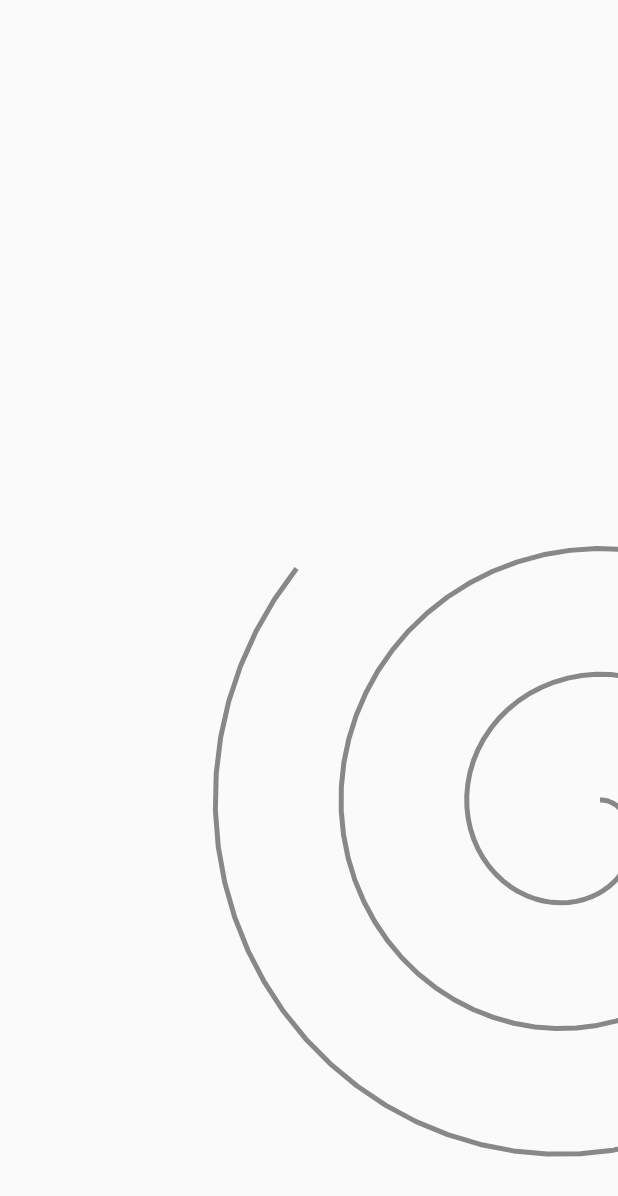
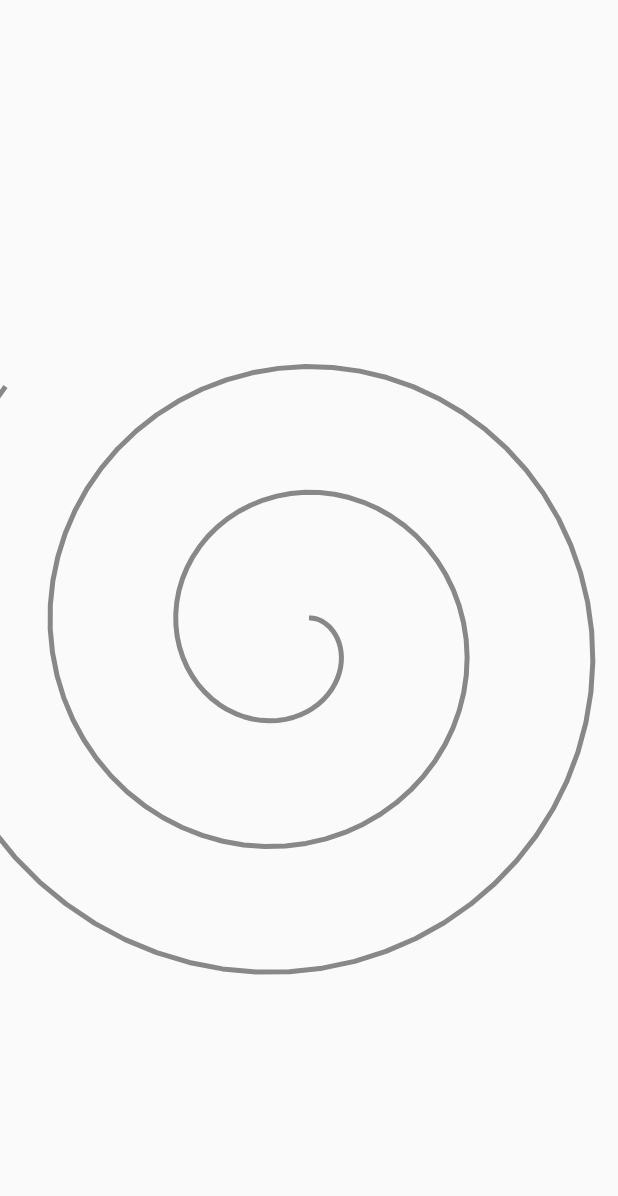
Before and after one commit to Issam-b/StopIt, an Android app: the screen it shows after launch (MainActivity), on a phone screen of 412 x 824 dp. Shown: the top 1196 px of the screen. Run offline under Robolectric (Android 15) with nearby library versions, the phone set to English and light mode, and no system bars.

Commit message:
Save coordinates of original path and drawn one, and callibrate sampling size.

```diff
--- a/app/src/main/java/com/ubicomp/stopit/stopit/MainActivity.java
+++ b/app/src/main/java/com/ubicomp/stopit/stopit/MainActivity.java
@@ -1,37 +1,38 @@
 package com.ubicomp.stopit.stopit;
 
-import android.graphics.Canvas;
 import android.os.Build;
 import android.os.Bundle;
 import android.support.v7.app.AppCompatActivity;
-import android.view.ViewTreeObserver;
-import android.widget.ImageView;
+import android.util.DisplayMetrics;
 import android.widget.RelativeLayout;
-
 import com.ubicomp.stopit.stopit.views.DrawSpiralCanvas;
 import com.ubicomp.stopit.stopit.views.InitializeBackground;
 
 public class MainActivity extends AppCompatActivity {
 
     RelativeLayout layout;
-    Canvas canvas;
+    DisplayMetrics metrics;
+    int width = 0;
+    int height = 0;
+
     @Override
     protected void onCreate(Bundle savedInstanceState) {
         super.onCreate(savedInstanceState);
 
         setContentView(R.layout.activity_main);
-        final InitializeBackground spiralBackground = new InitializeBackground(this, 600, 800);
+
+        metrics = new DisplayMetrics();
+        getWindowManager().getDefaultDisplay().getMetrics(metrics);
+
+        height = metrics.heightPixels;
+        width = metrics.widthPixels;
+        final InitializeBackground spiralBackground = new InitializeBackground(this, width, height);
 
         DrawSpiralCanvas draw = new DrawSpiralCanvas(this);
 
         if (Build.VERSION.SDK_INT >= Build.VERSION_CODES.JELLY_BEAN) {
             draw.setBackground(spiralBackground.getBackground());
+            setContentView(draw);
         }
-        if (Build.VERSION.SDK_INT >= Build.VERSION_CODES.JELLY_BEAN) {
-
-        setContentView(draw);
-        }
-
-
-
-    }}
+    }
+}
--- a/app/src/main/java/com/ubicomp/stopit/stopit/views/InitializeBackground.java
+++ b/app/src/main/java/com/ubicomp/stopit/stopit/views/InitializeBackground.java
@@ -1,6 +1,7 @@
 package com.ubicomp.stopit.stopit.views;
 
 import android.content.Context;
+import android.content.SharedPreferences;
 import android.graphics.Canvas;
 import android.graphics.Color;
 import android.graphics.ColorFilter;
@@ -16,47 +17,64 @@ import android.util.Log;
 import android.view.View;
 import android.view.ViewGroup;
 
+import com.ubicomp.stopit.stopit.R;
+
+import java.util.ArrayList;
+import java.util.List;
+
+import static android.provider.Settings.System.getString;
+
 public class InitializeBackground extends View {
 
     public ViewGroup.LayoutParams params;
-    public Path path = new Path();
-    public Paint brush = new Paint();
+    static private Path path = new Path();
+    private Paint brush = new Paint();
     public VectorDrawable vector;
-    double theta;
-    float width;
-    float hight;
+    public List<List<Float>> list = new ArrayList<>();
+    static float height;
+    static float width;
+    static int nbrTurns = 2;
+    static double thetaStepSize = 0.1;
 
-    public InitializeBackground(Context context, float width, float hight) {
+    public InitializeBackground(Context context, int width, int height) {
         super(context);
+        this.height = height;
         this.width = width;
-        this.hight = hight;
         brush.setAntiAlias(true);
         brush.setColor(Color.GRAY);
         brush.setStyle(Paint.Style.STROKE);
         brush.setStrokeJoin(Paint.Join.ROUND);
         brush.setStrokeWidth(5f);
+
         if (Build.VERSION.SDK_INT >= Build.VERSION_CODES.LOLLIPOP) {
             vector = new VectorDrawable();
         }
         params = new ViewGroup.LayoutParams(ViewGroup.LayoutParams.MATCH_PARENT, ViewGroup.LayoutParams.WRAP_CONTENT);
-
-        getPath();
+        getPath(90 * nbrTurns, thetaStepSize, list, true);
+        postInvalidate();
     }
 
-    public void getPath() {
+    static public void getPath(int size, double thetaStepSize, List<List<Float>> list, boolean drawPath) {
+        float x = width / 2;
+        float y = height / 2;
+        double theta;
+        List<Float> listItem = new ArrayList<>();
+        Log.d("Numbers", "width:" + width + ", height:" + height);
+        if(drawPath)
+            path.moveTo(x, y);
 
-        float x = width;
-        float y = hight;
-        Log.d("Numbers", "width:" + width + ", height:" + hight);
-        path.moveTo(x, y);
-        for (int i = 0; i < 180; i++) {
-            theta = 0.1 * i;
+        for (int i = 0; i < size; i++) {
+            listItem.clear();
+            theta = thetaStepSize * i;
             x = (float) (2 * (1 + theta) * Math.cos(theta) + x);
             y = (float) (2 * (1 + theta) * Math.sin(theta) + y);
-            path.lineTo(x, y);
+            Log.d("Numbers", "X: " + x + " Y:" + y);
+            if(drawPath)
+                path.lineTo(x, y);
+            listItem.add(x);
+            listItem.add(y);
+            list.add(listItem);
         }
-        postInvalidate();
-
     }
 
    @Override
@@ -64,7 +82,7 @@ public class InitializeBackground extends View {
         return new Drawable() {
             @Override
             public void draw(@NonNull Canvas canvas) {
-                canvas.drawPath(path,brush);
+                canvas.drawPath(path, brush);
             }
 
             @Override
--- a/build.gradle
+++ b/build.gradle
@@ -7,7 +7,7 @@ buildscript {
         jcenter()
     }
     dependencies {
-        classpath 'com.android.tools.build:gradle:3.1.4'
+        classpath 'com.android.tools.build:gradle:3.2.1'
 
 
         // NOTE: Do not place your application dependencies here; they belong
```
Also changed, not shown: app/src/main/java/com/ubicomp/stopit/stopit/views/DrawSpiralCanvas.java (+34 -4 lines), app/src/main/res/layout/activity_main.xml (+27 -0 lines), gradle/wrapper/gradle-wrapper.properties.
